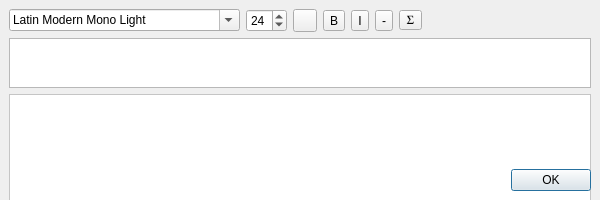
jfb3615/qat, file QatPlotWidgets/src/LabelEditorDialog.ui: the form before one commit.
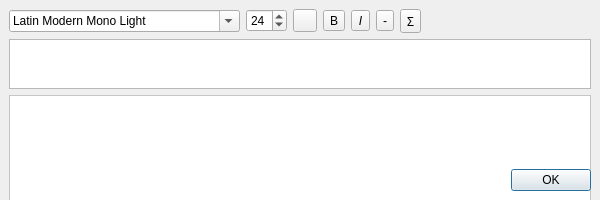
The form after the commit.

Commit message: fixup the font on label editor dialog

Diff of the .ui file:
```diff
--- a/QatPlotWidgets/src/LabelEditorDialog.ui
+++ b/QatPlotWidgets/src/LabelEditorDialog.ui
@@ -80,8 +80,13 @@
       </widget>
      </item>
      <item>
-      <widget class="QToolButton" name="italicButton" >
-       <property name="toolTip" >
+      <widget class="QToolButton" name="italicButton">
+       <property name="font">
+        <font>
+         <italic>true</italic>
+        </font>
+       </property>
+       <property name="toolTip">
         <string>Toggle Italic Characters</string>
        </property>
        <property name="text" >
@@ -106,17 +111,17 @@
       </widget>
      </item>
      <item>
-      <widget class="QToolButton" name="specialCButton" >
-       <property name="font" >
+      <widget class="QToolButton" name="specialCButton">
+       <property name="font">
         <font>
-         <family>Standard Symbols L</family>
+         <family>Ubuntu Sans</family>
         </font>
        </property>
        <property name="toolTip" >
         <string>Choose Special Character</string>
        </property>
-       <property name="text" >
-        <string>S</string>
+       <property name="text">
+        <string>Σ</string>
        </property>
       </widget>
      </item>
```
Left out of the diff: 152 changed lines with no effect on the pictures.
